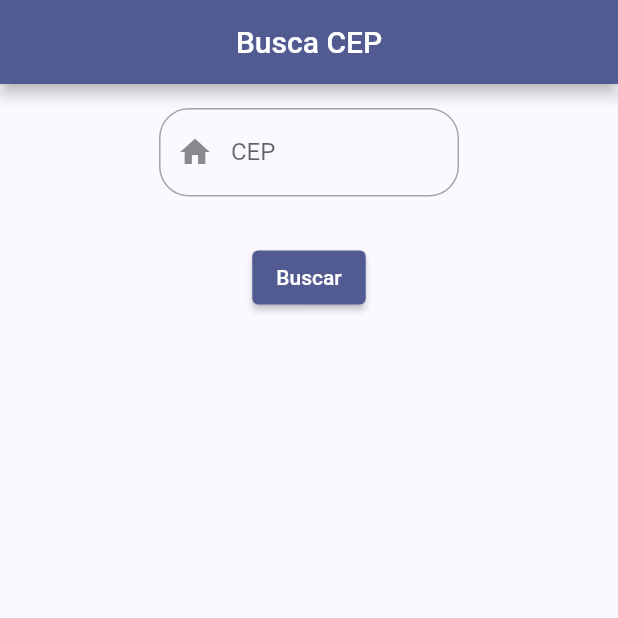
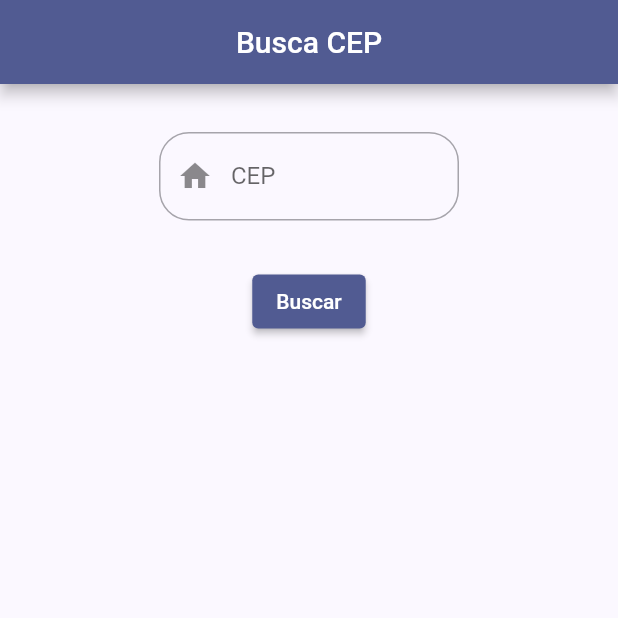
Before and after one commit to GuilhermeAlecrim7K/flutter_practice_projects, a Flutter app: the screen it shows after launch, on a phone screen of 412 x 824 dp, the top half of it. Run offline on Flutter 3.47's test engine with Material 2 defaults, Android fonts, the light colour scheme and no system bars; our stand-ins replace dio, mask_text_input_formatter.

Commit message:
fix padding on landscape view

```diff
--- a/cep_finder/lib/src/pages/home_page.dart
+++ b/cep_finder/lib/src/pages/home_page.dart
@@ -43,8 +43,9 @@ class _HomePageState extends State<HomePage> {
         centerTitle: true,
       ),
       body: Padding(
-        padding: const EdgeInsets.symmetric(horizontal: 16, vertical: 16),
+        padding: const EdgeInsets.symmetric(horizontal: 16),
         child: SingleChildScrollView(
+          padding: const EdgeInsets.symmetric(vertical: 32),
           child: Form(
             key: _formKey,
             child: Center(
```
